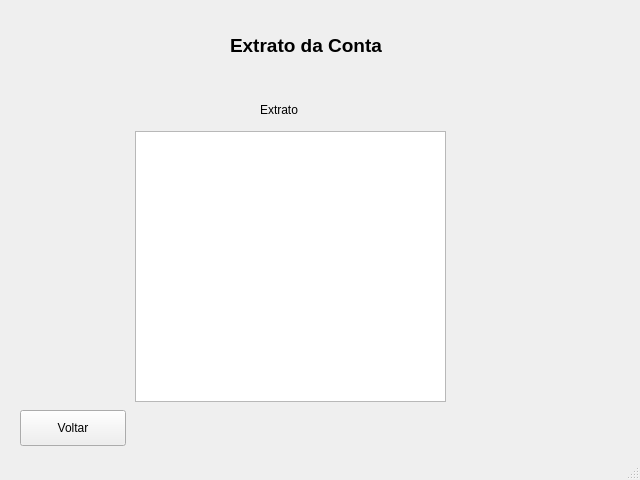
First picture: the form in Projeto_Conta/extrato.ui, repository elievelton/Git, before the edit.
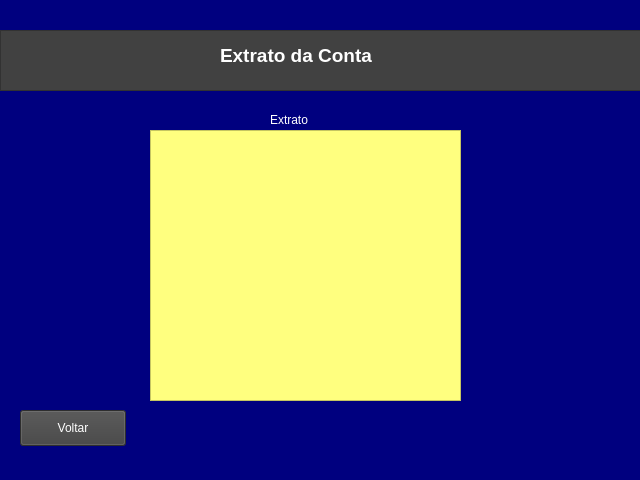
Second picture: the form after the edit.

What changed in the file:
```diff
--- a/Projeto_Conta/extrato.ui
+++ b/Projeto_Conta/extrato.ui
@@ -13,27 +13,10 @@
   <property name="windowTitle">
    <string>MainWindow</string>
   </property>
+  <property name="styleSheet">
+   <string notr="true">background-color: rgb(0, 0, 127);</string>
+  </property>
   <widget class="QWidget" name="centralwidget">
-   <widget class="QLabel" name="label">
-    <property name="geometry">
-     <rect>
-      <x>230</x>
-      <y>30</y>
-      <width>181</width>
-      <height>31</height>
-     </rect>
-    </property>
-    <property name="font">
-     <font>
-      <pointsize>14</pointsize>
-      <weight>75</weight>
-      <bold>true</bold>
-     </font>
-    </property>
-    <property name="text">
-     <string>Extrato da Conta</string>
-    </property>
-   </widget>
    <widget class="QPushButton" name="pushButton_2">
     <property name="geometry">
      <rect>
@@ -43,6 +26,10 @@
       <height>36</height>
      </rect>
     </property>
+    <property name="styleSheet">
+     <string notr="true">background-color: rgb(65, 65, 65);
+color: rgb(255, 255, 255);</string>
+    </property>
     <property name="text">
      <string>Voltar</string>
     </property>
@@ -50,26 +37,75 @@
    <widget class="QTextBrowser" name="textBrowser">
     <property name="geometry">
      <rect>
-      <x>135</x>
-      <y>131</y>
+      <x>150</x>
+      <y>130</y>
       <width>311</width>
       <height>271</height>
      </rect>
     </property>
+    <property name="styleSheet">
+     <string notr="true">background-color: rgb(255, 255, 127);
+color: rgb(0, 0, 0);</string>
+    </property>
    </widget>
    <widget class="QLabel" name="label_3">
     <property name="geometry">
      <rect>
-      <x>260</x>
-      <y>100</y>
+      <x>270</x>
+      <y>110</y>
       <width>63</width>
       <height>20</height>
      </rect>
     </property>
+    <property name="styleSheet">
+     <string notr="true">color: rgb(255, 255, 255);</string>
+    </property>
     <property name="text">
      <string>Extrato</string>
     </property>
    </widget>
+   <widget class="QFrame" name="frame">
+    <property name="geometry">
+     <rect>
+      <x>0</x>
+      <y>30</y>
+      <width>651</width>
+      <height>61</height>
+     </rect>
+    </property>
+    <property name="styleSheet">
+     <string notr="true">background-color: rgb(65, 65, 65);</string>
+    </property>
+    <property name="frameShape">
+     <enum>QFrame::StyledPanel</enum>
+    </property>
+    <property name="frameShadow">
+     <enum>QFrame::Raised</enum>
+    </property>
+    <widget class="QLabel" name="label">
+     <property name="geometry">
+      <rect>
+       <x>220</x>
+       <y>10</y>
+       <width>221</width>
+       <height>31</height>
+      </rect>
+     </property>
+     <property name="font">
+      <font>
+       <pointsize>14</pointsize>
+       <weight>75</weight>
+       <bold>true</bold>
+      </font>
+     </property>
+     <property name="styleSheet">
+      <string notr="true">color: rgb(255, 255, 255);</string>
+     </property>
+     <property name="text">
+      <string>Extrato da Conta</string>
+     </property>
+    </widget>
+   </widget>
   </widget>
   <widget class="QStatusBar" name="statusbar"/>
  </widget>
```
